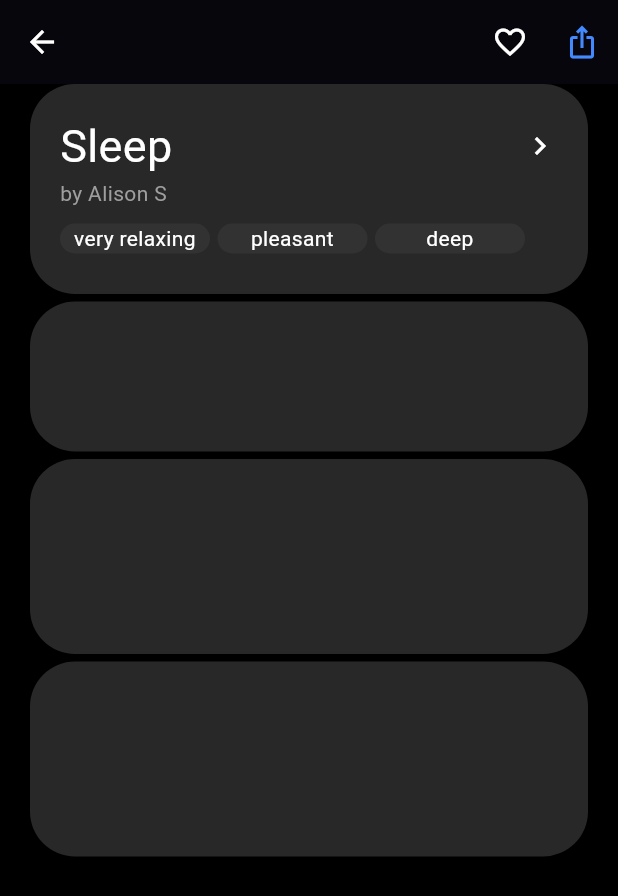
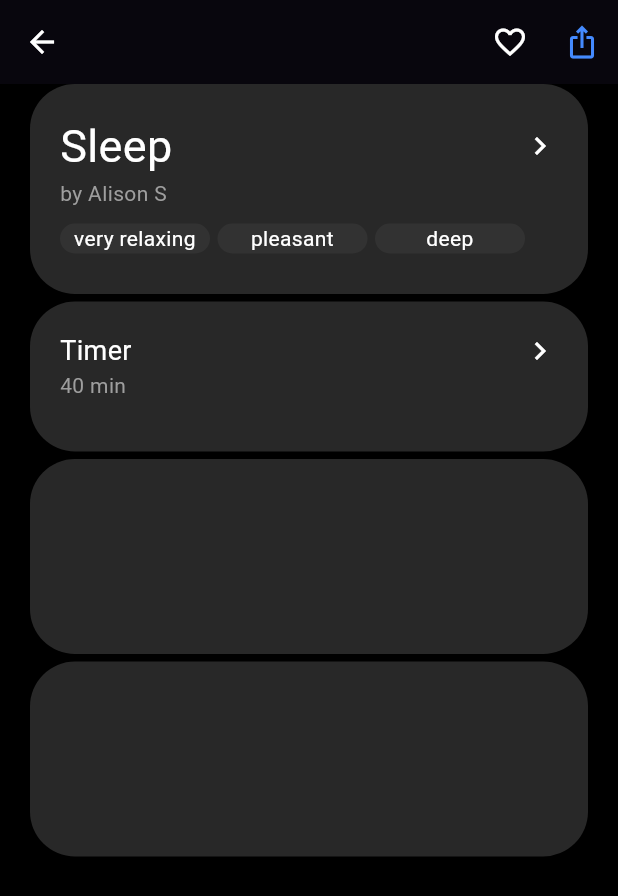
Before and after one commit to aishat170/app_bar, a Flutter app: the screen it shows after launch, on a phone screen of 412 x 824 dp. Shown: the top 896 px of the screen. Run offline on Flutter 3.47's test engine with Material 3 defaults, Android fonts, the phone set to English and light mode, and no system bars.

Commit message:
Assignment 12

```diff
--- a/lib/main.dart
+++ b/lib/main.dart
@@ -107,12 +107,29 @@ class MainApp extends StatelessWidget {
               ),
             ),
             Container(
+              padding: EdgeInsets.symmetric(horizontal: 20, vertical: 20),
               margin: EdgeInsets.symmetric(horizontal: 20, vertical: 5),
               width: double.infinity,
               height: 100,
               decoration: BoxDecoration(
                 color: Color.fromARGB (255,40,40,40),
                 borderRadius: BorderRadius.circular(30),
+              ),
+              child: Column(
+                crossAxisAlignment: CrossAxisAlignment.start,
+                children: [
+                  Row(
+                    mainAxisAlignment: MainAxisAlignment.spaceBetween,
+                    children: [
+                      Text(
+                        'Timer', style: TextStyle(color: Colors.white, fontSize: 18)
+                      ),
+                      Icon(Icons.chevron_right_outlined, color: Colors.white),
+                    ],
+                  ),
+                  Text('40 min', style: TextStyle(color: Colors.grey)),
+                  Padding(padding: const EdgeInsets.only(top: 14))
+                ],
               ),
             ),
             Container(
```
